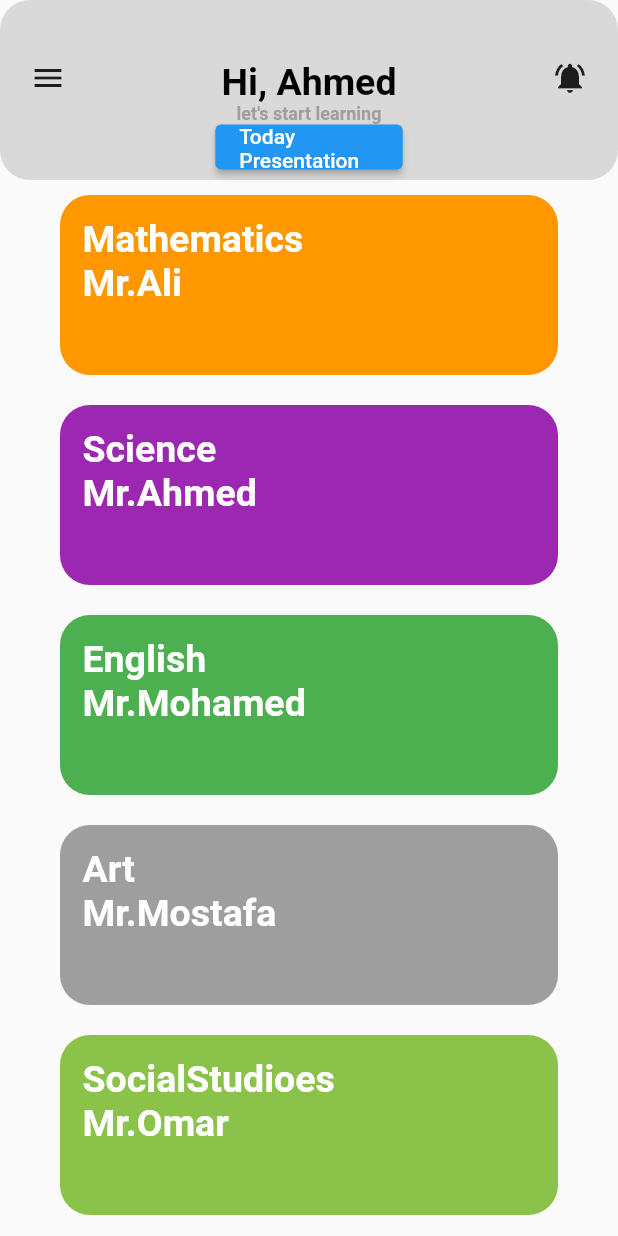
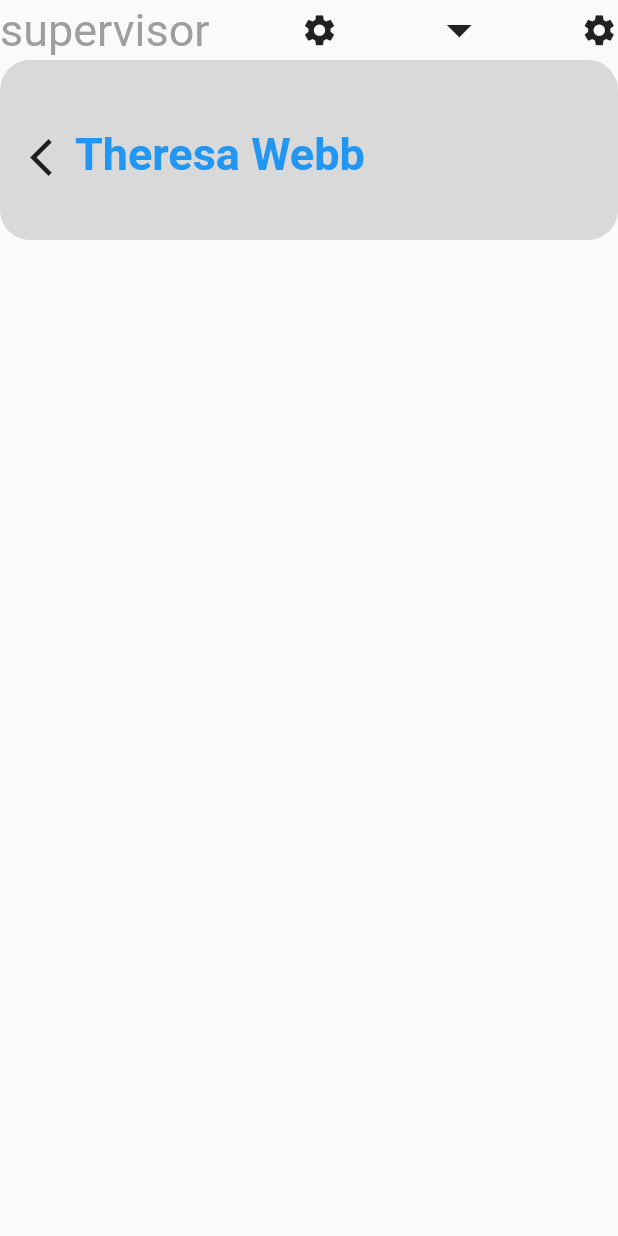
Before and after one commit to MemoGamal/Saad, a Flutter app: the screen it shows after launch, on a phone screen of 412 x 824 dp. Run offline on Flutter 3.47's test engine with Material 2 defaults, Android fonts, the phone set to English and light mode, and no system bars.

Commit message:
Second ui

```diff
--- /dev/null
+++ b/lib/Presentation_layer/base/baseViewModel.dart
@@ -0,0 +1,16 @@
+abstract class BaseViewModel extends BaseViewModelInputs
+    with BaseViewModelOutPuts {
+  // Abs.. Fun Will be overrided on Each ViewModel..
+}
+
+abstract class BaseViewModelInputs {
+  // Start BaseViewModel..
+  void start(int id);
+
+  //Dispose To End BaseViewModel..
+  void dispose();
+}
+
+mixin class BaseViewModelOutPuts {
+  // Implementation ..
+}
--- a/lib/Presentation_layer/main_Screen/View/View.dart
+++ b/lib/Presentation_layer/main_Screen/View/View.dart
@@ -1,8 +1,8 @@
 import 'package:flutter/material.dart';
 import 'package:ui_saad/Presentation_layer/main_Screen/Widget/Container.dart';
 import 'package:ui_saad/Presentation_layer/main_Screen/Widget/Top_Container.dart';
+import 'package:ui_saad/Presentation_layer/main_Screen/Widget/bottomsheet.dart';
 import 'package:ui_saad/Presentation_layer/resources/ColorManager.dart';
-import 'package:ui_saad/Presentation_layer/resources/TextManager.dart';
 import 'package:ui_saad/Presentation_layer/resources/ValueManager.dart';
 
 class MainScreen extends StatelessWidget {
@@ -13,7 +13,9 @@ class MainScreen extends StatelessWidget {
     return Scaffold(
       body: ListView(
         children: [
-          TopContainer(),
+          const TopContainer(
+            id: IDManager.mainScreenID,
+          ),
           SizedBox(
             height: MediaQuery.of(context).size.height,
             child: ListView.builder(
@@ -28,6 +30,7 @@ class MainScreen extends StatelessWidget {
           ),
         ],
       ),
+      bottomSheet: const Bottomsheet(),
     );
   }
 }
--- a/lib/Presentation_layer/main_Screen/ViewModel/Model_view.dart
+++ b/lib/Presentation_layer/main_Screen/ViewModel/Model_view.dart
@@ -0,0 +1,65 @@
+import 'dart:async';
+
+import 'package:flutter/material.dart';
+import 'package:ui_saad/Presentation_layer/base/baseViewModel.dart';
+import 'package:ui_saad/Presentation_layer/main_Screen/Widget/secondContainerWidget.dart';
+
+import '../Widget/MainScreenContainerWidget.dart';
+
+class mainScreenViewModel extends BaseViewModel
+    with MainScreeninputViewModel, MainScreenOutPutViewModel {
+// Stream Controller ..
+  final StreamController _streamController = StreamController();
+
+  @override
+  void dispose() {}
+
+  @override
+  Sink get inputviewobject => _streamController.sink;
+
+  @override
+  Stream get outputviewobject => _streamController.stream.map((event) => event);
+
+  @override
+  void start(id) {
+    thecontainerWidget(id);
+    postDataToUI(id);
+  }
+
+  Map tempMap = {};
+
+  // Create the starting fun..
+  postDataToUI(int id) {
+    // Stream Listening..
+    inputviewobject.add(tempMap[id]);
+  }
+
+  @override
+  thecontainerWidget(int id) {
+    Widget myContainerWidget;
+    switch (id) {
+      case 1:
+        myContainerWidget = const MainScreenContainerWidgets();
+        tempMap.addAll({id: myContainerWidget});
+        break;
+      case 2:
+        myContainerWidget = const SecondScreenContainerWidget();
+        tempMap.addAll({id: myContainerWidget});
+        break;
+      case 3:
+        myContainerWidget = const MainScreenContainerWidgets();
+        tempMap.addAll({id: myContainerWidget});
+        break;
+      default:
+    }
+  }
+}
+
+abstract mixin class MainScreeninputViewModel {
+  thecontainerWidget(int id);
+  Sink get inputviewobject;
+}
+
+abstract mixin class MainScreenOutPutViewModel {
+  Stream get outputviewobject;
+}
--- a/lib/Presentation_layer/main_Screen/Widget/TopContainer_widgets.dart
+++ b/lib/Presentation_layer/main_Screen/Widget/MainScreenContainerWidget.dart
@@ -4,8 +4,8 @@ import 'package:ui_saad/Presentation_layer/resources/TextManager.dart';
 import 'package:ui_saad/Presentation_layer/resources/ValueManager.dart';
 import 'package:ui_saad/Presentation_layer/resources/fontsizemanager.dart';
 
-class ContainerWidgets extends StatelessWidget {
-  const ContainerWidgets({super.key});
+class MainScreenContainerWidgets extends StatelessWidget {
+  const MainScreenContainerWidgets({super.key});
 
   @override
   Widget build(BuildContext context) {
--- a/lib/Presentation_layer/main_Screen/Widget/Top_Container.dart
+++ b/lib/Presentation_layer/main_Screen/Widget/Top_Container.dart
@@ -1,13 +1,25 @@
 import 'package:flutter/material.dart';
-import 'package:ui_saad/Presentation_layer/main_Screen/Widget/TopContainer_widgets.dart';
+import 'package:ui_saad/Presentation_layer/main_Screen/Widget/MainScreenContainerWidget.dart';
 import 'package:ui_saad/Presentation_layer/resources/ColorManager.dart';
 import 'package:ui_saad/Presentation_layer/resources/ValueManager.dart';
 
+import '../ViewModel/Model_view.dart';
+
 class TopContainer extends StatelessWidget {
-  const TopContainer({super.key});
+  final int id;
+  const TopContainer({super.key, required this.id});
+  static final mainScreenViewModel themainScreenViewModel =
+      mainScreenViewModel();
+  void _bind(id) {
+    themainScreenViewModel.start(id);
+  }
 
   @override
   Widget build(BuildContext context) {
+    _bind(id);
+    return StreamBuilder(
+        stream: themainScreenViewModel.outputviewobject,
+        builder: (context, snapshot) {
           return Container(
             height: ValueManager.topContainerHeight,
             decoration: BoxDecoration(
@@ -15,7 +27,8 @@ class TopContainer extends StatelessWidget {
                   BorderRadius.circular(ValueManager.topContainerBorderRadius),
               color: ColorManager.topContainerColor,
             ),
-      child: const ContainerWidgets(),
+            child: snapshot.data,
           );
+        });
   }
 }
--- /dev/null
+++ b/lib/Presentation_layer/main_Screen/Widget/bottomsheet.dart
@@ -0,0 +1,38 @@
+import 'package:flutter/material.dart';
+
+class Bottomsheet extends StatelessWidget {
+  const Bottomsheet({super.key});
+
+  @override
+  Widget build(BuildContext context) {
+    return Padding(
+      padding: const EdgeInsets.all(8),
+      child: Row(
+        mainAxisAlignment: MainAxisAlignment.spaceBetween,
+        children: [
+          IconButton(
+            icon: const Icon(
+              Icons.home,
+              size: 50,
+            ),
+            onPressed: () {},
+          ),
+          IconButton(
+            icon: const Icon(
+              Icons.chat_rounded,
+              size: 50,
+            ),
+            onPressed: () {},
+          ),
+          IconButton(
+            icon: const Icon(
+              Icons.supervised_user_circle,
+              size: 50,
+            ),
+            onPressed: () {},
+          ),
+        ],
+      ),
+    );
+  }
+}
--- /dev/null
+++ b/lib/Presentation_layer/main_Screen/Widget/secondContainerWidget.dart
@@ -0,0 +1,34 @@
+import 'package:flutter/material.dart';
+import 'package:ui_saad/Presentation_layer/resources/TextManager.dart';
+import 'package:ui_saad/Presentation_layer/resources/ValueManager.dart';
+
+class SecondScreenContainerWidget extends StatelessWidget {
+  const SecondScreenContainerWidget({super.key});
+
+  @override
+  Widget build(BuildContext context) {
+    return const Padding(
+      padding: EdgeInsets.symmetric(
+        horizontal: ValueManager.topContainerPaddingValueRightAndLeft,
+        vertical: ValueManager.topContainerPaddingValueTop,
+      ),
+      child: Row(
+        crossAxisAlignment: CrossAxisAlignment.end,
+        children: [
+          Icon(
+            Icons.arrow_back_ios,
+            size: 30,
+          ),
+          Text(
+            TextManager.topContainerSecondScreenText2,
+            style: TextStyle(
+              color: Colors.blue,
+              fontWeight: FontWeight.bold,
+              fontSize: 30,
+            ),
+          ),
+        ],
+      ),
+    );
+  }
+}
--- a/lib/Presentation_layer/resources/TextManager.dart
+++ b/lib/Presentation_layer/resources/TextManager.dart
@@ -2,6 +2,8 @@ class TextManager {
   static const String topContainerText1 = "Hi, Ahmed";
   static const String topContainerText2 = "let's start learning";
   static const String topContainerText3 = "Today Presentation";
+  static const String topContainerSecondScreenText1 = "supervisor";
+  static const String topContainerSecondScreenText2 = "Theresa Webb";
   static const teachernames = [
     // Container
     "Ali",
--- a/lib/Presentation_layer/resources/ValueManager.dart
+++ b/lib/Presentation_layer/resources/ValueManager.dart
@@ -13,3 +13,10 @@ class ValueManager {
   static const theContainerPaddingValueTopAndBottom = 10.0;
   static const theContainerPaddingValueRightAndLeft = 40.0;
 }
+
+class IDManager {
+  static const int mainScreenID = 1;
+  static const int secondScreenID = 2;
+  static const int thirdScreenID = 3;
+  static const int fourthScreenID = 4;
+}
--- /dev/null
+++ b/lib/Presentation_layer/second_Screen/view/view.dart
@@ -0,0 +1,25 @@
+import 'package:flutter/material.dart';
+import 'package:ui_saad/Presentation_layer/main_Screen/Widget/Top_Container.dart';
+import 'package:ui_saad/Presentation_layer/resources/ValueManager.dart';
+
+import '../widgets/AppBar.dart';
+
+class SecondScreen extends StatelessWidget {
+  const SecondScreen({super.key});
+
+  @override
+  Widget build(BuildContext context) {
+    return const Scaffold(
+      body: SafeArea(
+        child: Column(
+          children: [
+            TheAppBar(),
+            TopContainer(
+              id: IDManager.secondScreenID,
+            ),
+          ],
+        ),
+      ),
+    );
+  }
+}
--- /dev/null
+++ b/lib/Presentation_layer/second_Screen/widgets/AppBar.dart
@@ -0,0 +1,34 @@
+import 'package:flutter/material.dart';
+import 'package:ui_saad/Presentation_layer/resources/TextManager.dart';
+
+class TheAppBar extends StatelessWidget {
+  const TheAppBar({super.key});
+
+  @override
+  Widget build(BuildContext context) {
+    return const Row(
+      mainAxisAlignment: MainAxisAlignment.spaceBetween,
+      children: [
+        Text(
+          TextManager.topContainerSecondScreenText1,
+          style: TextStyle(
+            color: Colors.grey,
+            fontSize: 30,
+          ),
+        ),
+        Icon(
+          Icons.settings,
+          size: 25,
+        ),
+        Icon(
+          Icons.arrow_drop_down,
+          size: 40,
+        ),
+        Icon(
+          Icons.settings,
+          size: 25,
+        ),
+      ],
+    );
+  }
+}
--- a/lib/main.dart
+++ b/lib/main.dart
@@ -1,5 +1,6 @@
 import 'package:flutter/material.dart';
 import 'package:ui_saad/Presentation_layer/main_Screen/View/View.dart';
+import 'package:ui_saad/Presentation_layer/second_Screen/view/view.dart';
 
 void main() {
   runApp(const MyApp());
@@ -12,7 +13,7 @@ class MyApp extends StatelessWidget {
   Widget build(BuildContext context) {
     return const MaterialApp(
       debugShowCheckedModeBanner: false,
-      home: MainScreen(),
+      home: SecondScreen(),
     );
   }
 }
```
Also changed, not shown: lib/Presentation_layer/second_Screen/view_model/view_model.dart (added). Lines whose indentation alone changed are shown as unchanged.
